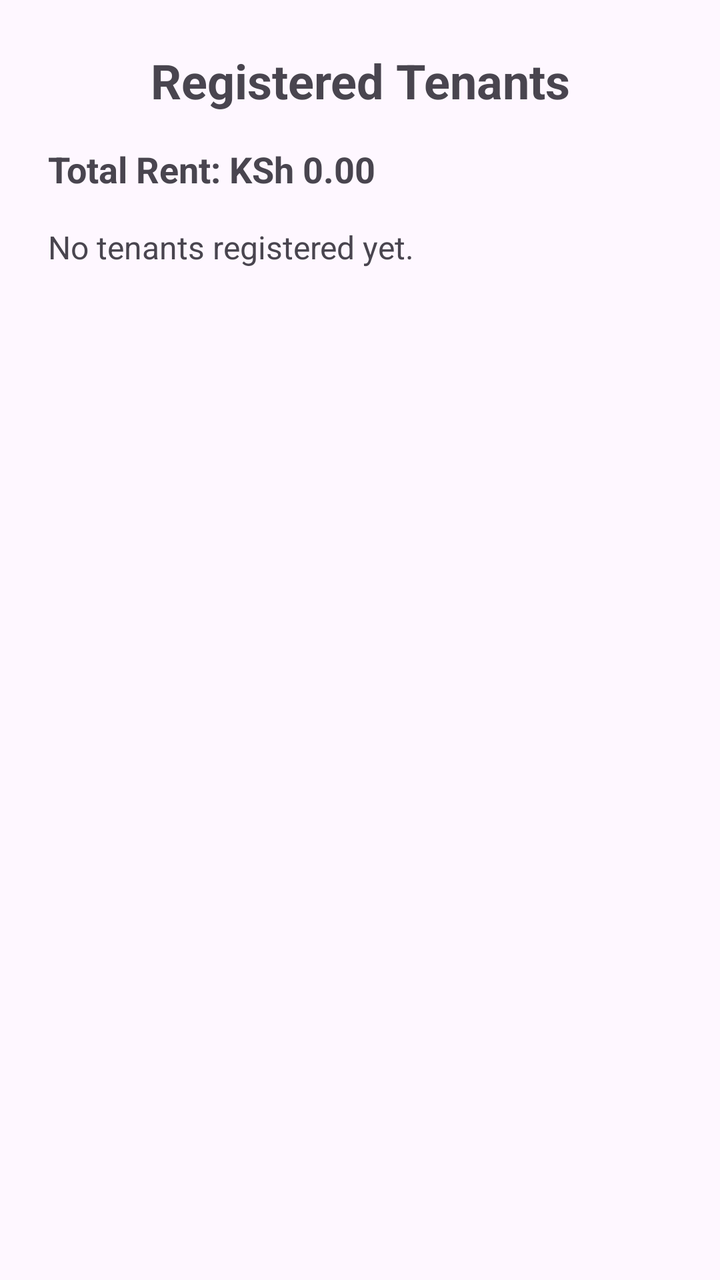
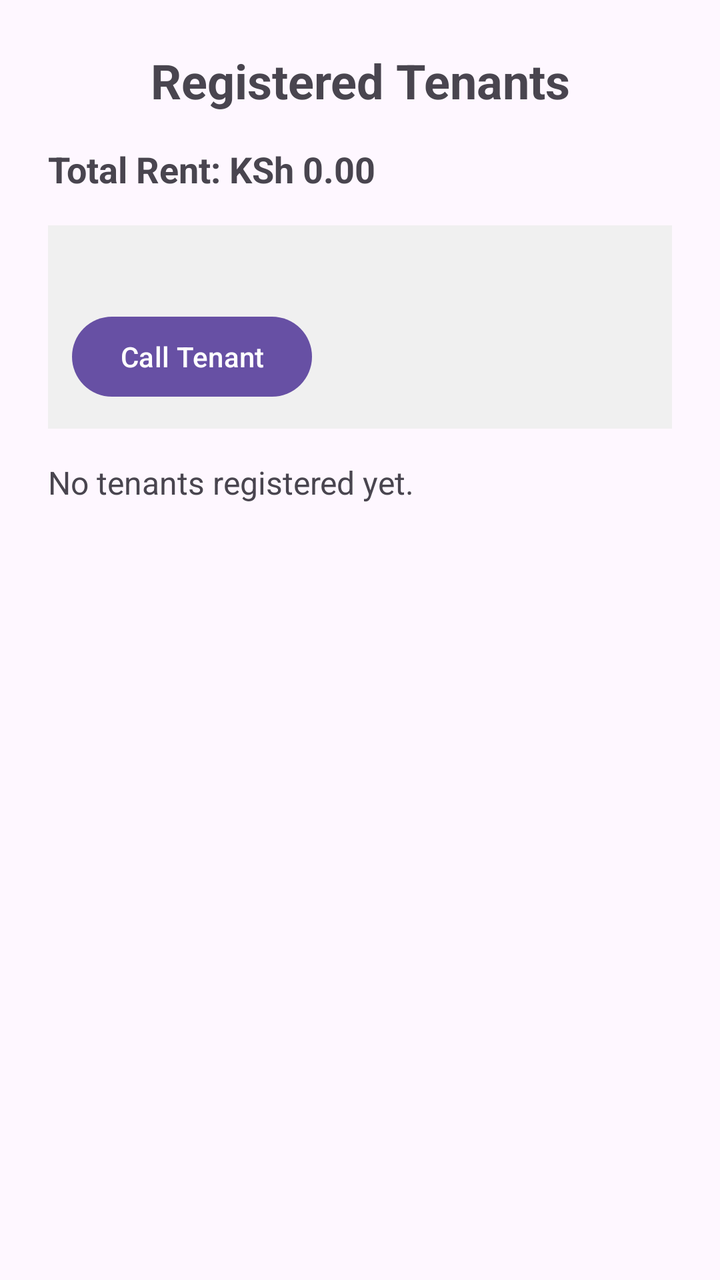

An Android layout rendered at two revisions. The XML below is the earlier revision; the diff shows what the commit changed to produce the second picture.
<!-- AndroidManifest.xml: application theme Theme.TenantManagementSytem -->
<!-- res/layout/fragment_view_tenants.xml -->
<LinearLayout xmlns:android="http://schemas.android.com/apk/res/android"
    android:layout_width="match_parent"
    android:layout_height="match_parent"
    android:orientation="vertical"
    android:padding="24dp">

    <TextView
        android:id="@+id/viewTenantsTitleTextView"
        android:layout_width="match_parent"
        android:layout_height="wrap_content"
        android:text="Registered Tenants"
        android:textSize="24sp"
        android:textStyle="bold"
        android:gravity="center"
        android:layout_marginBottom="16dp" />

    <TextView
        android:id="@+id/totalRentTextView"
        android:layout_width="match_parent"
        android:layout_height="wrap_content"
        android:text="Total Rent: KSh 0.00"
        android:textSize="18sp"
        android:textStyle="bold"
        android:layout_marginBottom="16dp" />

    <TextView
        android:id="@+id/tenantsListTextView"
        android:layout_width="match_parent"
        android:layout_height="wrap_content"
        android:text="No tenants registered yet."
        android:textSize="16sp" />

</LinearLayout>
<!-- resources referenced by this layout -->
<resources>
  <style name="Theme.TenantManagementSytem" parent="Base.Theme.TenantManagementSytem" />
  <style name="Base.Theme.TenantManagementSytem" parent="Theme.Material3.DayNight.NoActionBar">
          
          
      </style>
</resources>

<!-- the commit's change to res/layout/fragment_view_tenants.xml (unified diff, before → after) -->
@@ -23,8 +23,32 @@
         android:textStyle="bold"
         android:layout_marginBottom="16dp" />
 
+    <LinearLayout
+        android:id="@+id/newTenantGroup"
+        android:layout_width="match_parent"
+        android:layout_height="wrap_content"
+        android:orientation="vertical"
+        android:padding="12dp"
+        android:background="#F0F0F0"
+        android:layout_marginBottom="16dp">
+
+        <TextView
+            android:id="@+id/newTenantTextView"
+            android:layout_width="match_parent"
+            android:layout_height="wrap_content"
+            android:textSize="16sp"
+            android:textStyle="bold"
+            android:layout_marginBottom="8dp" />
+
+        <Button
+            android:id="@+id/callButton"
+            android:layout_width="wrap_content"
+            android:layout_height="wrap_content"
+            android:text="Call Tenant" />
+    </LinearLayout>
+
     <TextView
-        android:id="@+id/tenantsListTextView"
+        android:id="@+id/allTenantsTextView"
         android:layout_width="match_parent"
         android:layout_height="wrap_content"
         android:text="No tenants registered yet."
